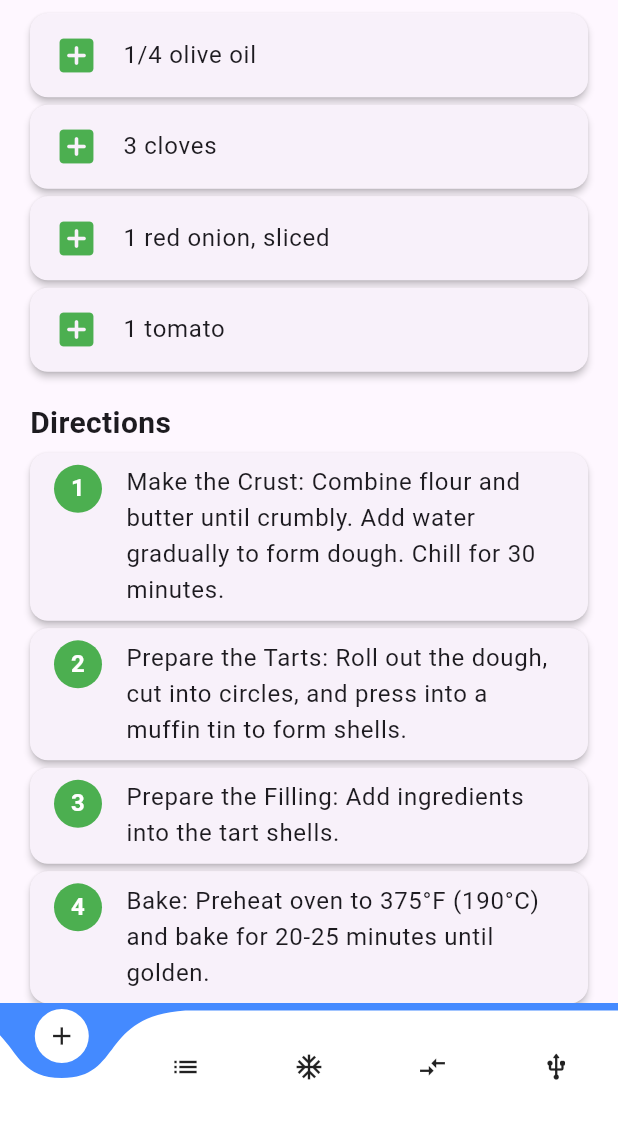
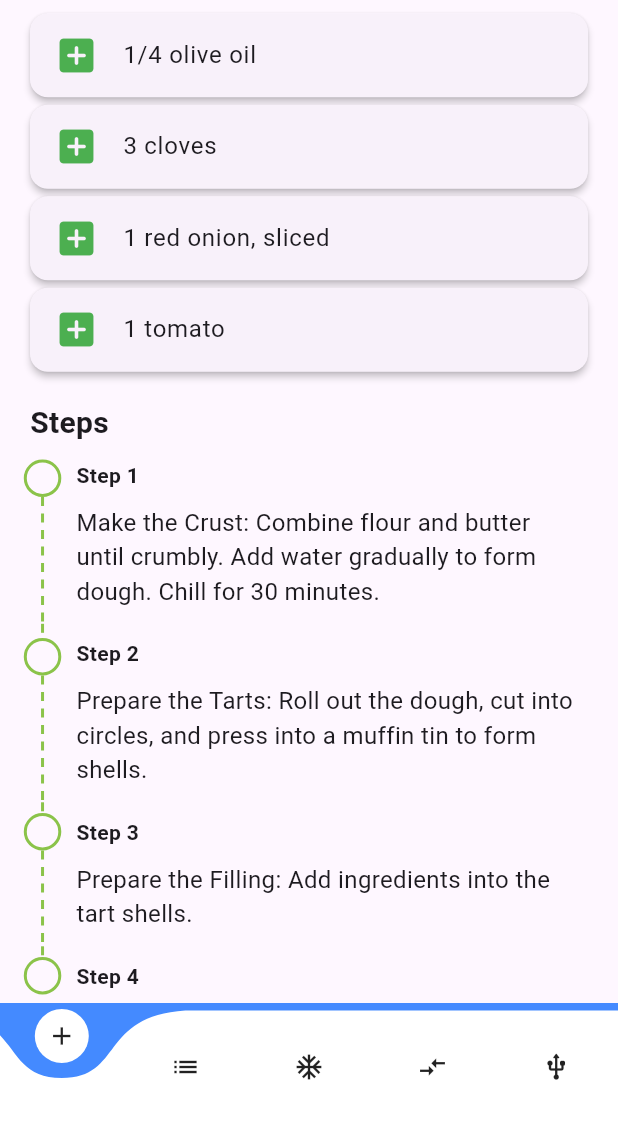
Before and after one commit to ahammamlho/recipe-app, a Flutter app: the RecipePreview screen opened directly, scrolled down 273 dp, on a phone screen of 412 x 824 dp, the part 113-1236 px from its top. Run offline on Flutter 3.47's test engine with Material 3 defaults, Android fonts, the phone set to English and light mode, and no system bars; drawn by our look-alikes of curved_navigation_bar, flutter_animate, timelines; our stand-ins replace cached_network_image, flutter_rating_stars; network calls fail.

Commit message:
add reviews partie and update steps

```diff
--- a/analysis_options.yaml
+++ b/analysis_options.yaml
@@ -7,6 +7,9 @@
 
 # The following line activates a set of recommended lints for Flutter apps,
 # packages, and plugins designed to encourage good coding practices.
+analyzer:
+  errors:
+    must_be_immutable: ignore
 include: package:flutter_lints/flutter.yaml
 
 linter:
--- /dev/null
+++ b/lib/const/app_colors.dart
@@ -0,0 +1,10 @@
+import 'package:flutter/material.dart';
+
+class AppColors {
+  static const cardColor = Color(0xff182032);
+  static final bodySmallTextColor = Colors.red[100];
+  static const scaffoldBackgroundColor = Color(0xff101520);
+  static const infoTextColor = Colors.white60;
+  static const onBoardingButtonColor = Colors.red;
+  static const timeLineColor = Colors.lightGreen;
+}
--- a/lib/screens/recipe_preview.dart
+++ b/lib/screens/recipe_preview.dart
@@ -1,6 +1,8 @@
 import 'package:cached_network_image/cached_network_image.dart';
 import 'package:flutter/material.dart';
+import 'package:flutter_rating_stars/flutter_rating_stars.dart';
 import 'package:recipe/widgets/custom_bottom_nav_bar.dart';
+import 'package:recipe/widgets/time_line_widget.dart';
 
 class RecipePreview extends StatefulWidget {
   const RecipePreview({super.key});
@@ -14,7 +16,6 @@ class _RecipePreviewState extends State<RecipePreview> {
   Widget build(BuildContext context) {
     double width = MediaQuery.of(context).size.width;
 
-    // Ingredients and Directions
     List<String> ingredients = [
       "1/4 olive oil",
       "3 cloves",
@@ -40,8 +41,41 @@ class _RecipePreviewState extends State<RecipePreview> {
             _buildImageSection(width),
             _buildSectionTitle("Ingredients"),
             _buildIngredientsList(ingredients),
-            _buildSectionTitle("Directions"),
-            _buildDirectionsList(directions),
+            _buildSectionTitle("Steps"),
+            TimeLineWidget(
+              steps: directions,
+              isCheckedList: List.generate(directions.length, (index) => false),
+            ),
+            _buildSectionTitle("Reviews"),
+            Center(
+              child: Column(
+                children: [
+                  const Text(
+                    "4.0",
+                    style: TextStyle(fontSize: 20, fontWeight: FontWeight.bold),
+                  ),
+                  const SizedBox(height: 10),
+                  RatingStars(
+                    value: 3,
+                    onValueChanged: (v) {},
+                    starCount: 5,
+                    starSize: 25,
+                    starSpacing: 2,
+                    maxValue: 5,
+                    valueLabelVisibility: false,
+                    starOffColor: const Color(0xffe7e8ea),
+                    starColor: Colors.yellow[700]!,
+                  ),
+                  const SizedBox(height: 10),
+                  const Text(
+                    "based on 23 reviews",
+                    style: TextStyle(fontSize: 20),
+                  ),
+                  const SizedBox(height: 20),
+                  _buildRatingSummarySection(width),
+                ],
+              ),
+            ),
           ],
         ),
       ),
@@ -49,9 +83,70 @@ class _RecipePreviewState extends State<RecipePreview> {
     );
   }
 
-  // Image Section
+  Widget _buildRatingSummarySection(double width) {
+    return Container(
+      padding: const EdgeInsets.only(left: 20, right: 20),
+      child: Column(
+        children: [
+          _buildRatingSummary("Excellent", 0.9, Colors.green, width),
+          _buildRatingSummary("Good", 0.5, Colors.green[300]!, width),
+          _buildRatingSummary("Average", 0.7, Colors.yellow, width),
+          _buildRatingSummary("Below Average", 0.3, Colors.orange, width),
+          _buildRatingSummary("Poor", 0.1, Colors.red, width),
+        ],
+      ),
+    );
+  }
+
+  Widget _buildRatingSummary(
+      String title, double percentage, Color color, double width) {
+    return Padding(
+      padding: const EdgeInsets.symmetric(vertical: 1),
+      child: Row(
+        crossAxisAlignment: CrossAxisAlignment.center,
+        children: [
+          SizedBox(
+            width: width * 0.28,
+            child: Text(
+              title,
+              style: const TextStyle(
+                fontSize: 15,
+                color: Colors.black,
+              ),
+            ),
+          ),
+          Container(
+            height: 10,
+            width: width * 0.6,
+            decoration: BoxDecoration(
+              borderRadius: const BorderRadius.all(
+                Radius.circular(5),
+              ),
+              color: Colors.grey[300],
+            ),
+            child: Row(
+              children: [
+                Container(
+                  height: 10,
+                  width: width * 0.6 * percentage,
+                  decoration: BoxDecoration(
+                    borderRadius: const BorderRadius.only(
+                      topLeft: Radius.circular(10),
+                      bottomLeft: Radius.circular(10),
+                    ),
+                    color: color,
+                  ),
+                ),
+              ],
+            ),
+          ),
+        ],
+      ),
+    );
+  }
+
   Widget _buildImageSection(double width) {
-    return Container(
+    return SizedBox(
       height: width * 0.6,
       child: Stack(
         alignment: AlignmentDirectional.center,
@@ -177,7 +272,6 @@ class _RecipePreviewState extends State<RecipePreview> {
     );
   }
 
-  // Ingredients Section
   Widget _buildSectionTitle(String title) {
     return Padding(
       padding: const EdgeInsets.only(left: 20, top: 20),
@@ -213,39 +307,4 @@ class _RecipePreviewState extends State<RecipePreview> {
       ),
     );
   }
-
-  Widget _buildDirectionsList(List<String> directions) {
-    return Padding(
-      padding: const EdgeInsets.only(left: 20),
-      child: Column(
-        crossAxisAlignment: CrossAxisAlignment.start,
-        children: directions.asMap().entries.map((entry) {
-          int index = entry.key; // Index
-          String direction = entry.value; // Direction text
-          return Card(
-            elevation: 2,
-            margin: const EdgeInsets.only(right: 20, top: 5),
-            child: ListTile(
-              titleAlignment: ListTileTitleAlignment.top,
-              leading: CircleAvatar(
-                radius: 16,
-                backgroundColor: Colors.green,
-                child: Text(
-                  (index + 1).toString(),
-                  style: const TextStyle(
-                      color: Colors.white,
-                      fontSize: 16,
-                      fontWeight: FontWeight.bold),
-                ),
-              ),
-              title: Text(
-                direction,
-                style: const TextStyle(fontSize: 16),
-              ),
-            ),
-          );
-        }).toList(),
-      ),
-    );
-  }
 }
--- /dev/null
+++ b/lib/widgets/time_line_widget.dart
@@ -0,0 +1,120 @@
+import 'package:flutter/material.dart';
+import 'package:flutter_animate/flutter_animate.dart';
+import 'package:recipe/const/app_colors.dart';
+import 'package:timelines/timelines.dart';
+
+class TimeLineWidget extends StatefulWidget {
+  final List<String> steps;
+  List<bool> isCheckedList;
+  TimeLineWidget({
+    super.key,
+    required this.steps,
+    required this.isCheckedList,
+  });
+
+  @override
+  State<TimeLineWidget> createState() => _TimeLineWidgetState();
+}
+
+class _TimeLineWidgetState extends State<TimeLineWidget> {
+  @override
+  Widget build(BuildContext context) {
+    return Container(
+      padding: const EdgeInsets.only(left: 5, right: 20),
+      child: ListView.builder(
+              shrinkWrap: true,
+              itemCount: widget.steps.length,
+              itemBuilder: (context, index) => GestureDetector(
+                  onTap: () {
+                    setState(() {
+                      widget.isCheckedList[index] =
+                          !widget.isCheckedList[index];
+                    });
+                  },
+                  child: CustomTimeLineWidget(
+                      isCheckedList: widget.isCheckedList,
+                      index: index,
+                      steps: widget.steps)))
+          .animate(delay: 1000.ms)
+          .fadeIn(delay: (500).ms)
+          .slideY(begin: 0.2, end: 0),
+    );
+  }
+}
+
+class CustomTimeLineWidget extends StatelessWidget {
+  final List<bool> isCheckedList;
+  final int index;
+  final List<String> steps;
+  const CustomTimeLineWidget({
+    Key? key,
+    required this.isCheckedList,
+    required this.index,
+    required this.steps,
+  }) : super(key: key);
+
+  @override
+  Widget build(BuildContext context) {
+    const dashedLine = DashedLineConnector(
+      gap: 5,
+      dash: 6,
+      color: AppColors.timeLineColor,
+    );
+    const dotIndicator = DotIndicator(
+      size: 25,
+      color: AppColors.timeLineColor,
+      child: Icon(
+        Icons.check,
+        size: 15,
+        color: Colors.black,
+      ),
+    );
+    const outLinedIndicator = OutlinedDotIndicator(
+      size: 25,
+      color: AppColors.timeLineColor,
+    );
+    return SizedBox(
+        child: TimelineTile(
+      node: TimelineNode(
+          indicatorPosition: 0.1,
+          startConnector: index == 0
+              ? null
+              : isCheckedList[index]
+                  ? const SolidLineConnector(
+                      color: AppColors.timeLineColor,
+                    )
+                  : dashedLine,
+          endConnector: index == steps.length - 1
+              ? null
+              : isCheckedList[index]
+                  ? const SolidLineConnector(
+                      color: AppColors.timeLineColor,
+                    )
+                  : dashedLine,
+          indicator: isCheckedList[index] ? dotIndicator : outLinedIndicator),
+      contents: Padding(
+        padding: const EdgeInsets.all(10),
+        child: Column(
+          crossAxisAlignment: CrossAxisAlignment.start,
+          children: [
+            Text(
+              "Step ${index + 1}",
+              style: const TextStyle(fontSize: 14, fontWeight: FontWeight.bold),
+            ),
+            const SizedBox(
+              height: 10,
+            ),
+            Text(
+              steps[index],
+              style: const TextStyle(fontSize: 16),
+            ),
+          ],
+        )
+            .animate(delay: 1200.ms)
+            .fadeIn(delay: (350 * index).ms)
+            .slideY(begin: 0.3, end: 0),
+      ),
+      nodePosition: 0.03,
+    ));
+  }
+}
--- a/pubspec.yaml
+++ b/pubspec.yaml
@@ -37,6 +37,9 @@ dependencies:
   cached_network_image: ^3.4.1
 
   flutter_rating_stars: ^1.1.0
+
+  timelines: ^0.1.0
+  flutter_animate: ^4.5.2
 
   # The following adds the Cupertino Icons font to your application.
   # Use with the CupertinoIcons class for iOS style icons.
```
Also changed, not shown: pubspec.lock.
